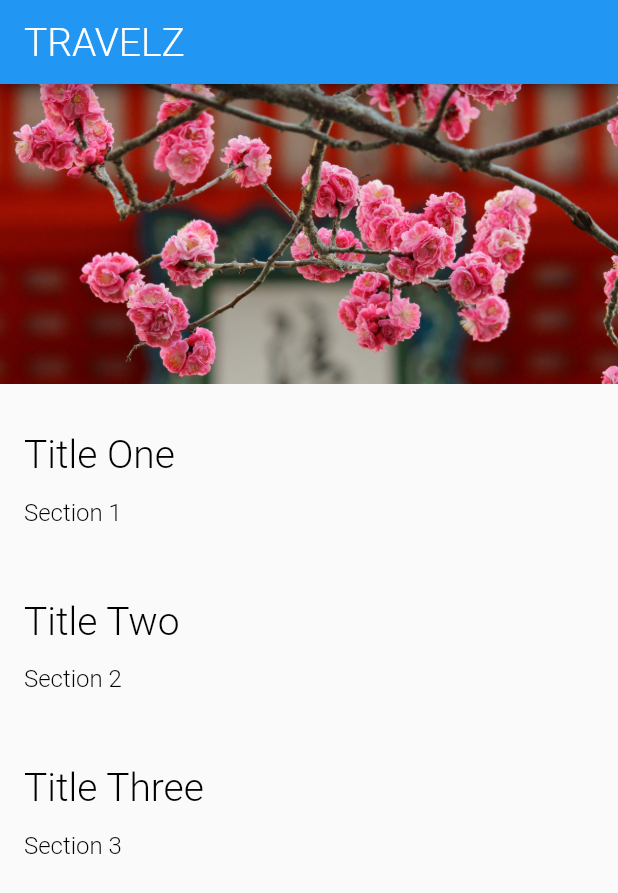
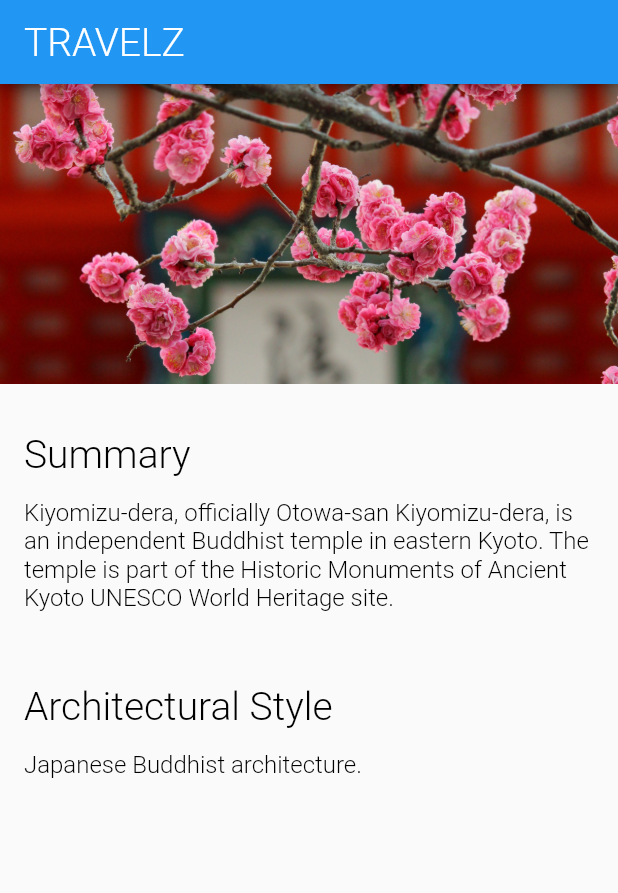
Before and after one commit to jetrotullroa/learn_flutter, a Flutter app: the screen it shows after launch, on a phone screen of 412 x 824 dp. Shown: the top 893 px of the screen. Run offline on Flutter 3.47's test engine with Material 2 defaults, Android fonts, the phone set to English and light mode, and no system bars; Roboto replaces fonts that are missing (Monsterrat).

Commit message:
Locations and Location Detail

```diff
--- /dev/null
+++ b/lib/models/location.dart
@@ -0,0 +1,32 @@
+import 'package:travel_app/models/location_fact.dart';
+
+class Location {
+  final int id;
+  String name;
+  String imagePath;
+  final List<LocationFact> facts;
+
+  Location(this.id, this.name, this.imagePath, this.facts);
+
+  static List<Location> fetchAll() {
+    return [
+      Location(1, 'Kiyomizu-dera', 'assets/images/kiyomizu-dera.jpg', [
+        LocationFact('Summary',
+            'Kiyomizu-dera, officially Otowa-san Kiyomizu-dera, is an independent Buddhist temple in eastern Kyoto. The temple is part of the Historic Monuments of Ancient Kyoto UNESCO World Heritage site.'),
+        LocationFact('Architectural Style', 'Japanese Buddhist architecture.'),
+      ]),
+      Location(2, 'Mount Fuji', 'assets/images/fuji.jpg', [
+        LocationFact('Summary',
+            'Japan’s Mt. Fuji is an active volcano about 100 kilometers southwest of Tokyo. Commonly called “Fuji-san,” it’s the country’s tallest peak, at 3,776 meters. A pilgrimage site for centuries, it’s considered one of Japan’s 3 sacred mountains, and summit hikes remain a popular activity. Its iconic profile is the subject of numerous works of art, notably Edo Period prints by Hokusai and Hiroshige.'),
+        LocationFact('Did You Know',
+            'There are three cities that surround Mount Fuji: Gotemba, Fujiyoshida and Fujinomiya.'),
+      ]),
+      Location(3, 'Arashiyama Bamboo Grove', 'assets/images/arashiyama.jpg', [
+        LocationFact('Summary',
+            'While we could go on about the ethereal glow and seemingly endless heights of this bamboo grove on the outskirts of Kyoto, the sight\'s pleasures extend beyond the visual realm.'),
+        LocationFact('How to Get There',
+            'Kyoto airport, with several terminals, is located 16 kilometres south of the city and is also known as Kyoto. Kyoto can also be reached by transport links from other regional airports.'),
+      ]),
+    ];
+  }
+}
--- /dev/null
+++ b/lib/models/location_fact.dart
@@ -0,0 +1,6 @@
+class LocationFact {
+  final String title;
+  final String text;
+
+  LocationFact(this.title, this.text);
+}
--- a/lib/screens/location_detail/location_detail.dart
+++ b/lib/screens/location_detail/location_detail.dart
@@ -1,19 +1,24 @@
 import 'package:flutter/material.dart';
+import 'package:travel_app/models/location.dart';
 import 'package:travel_app/screens/location_detail/image_banner.dart';
 import 'package:travel_app/screens/location_detail/text_section.dart';
 
 class LocationDetail extends StatelessWidget {
   @override
   Widget build(BuildContext context) {
+    final locations = Location.fetchAll();
+    final location = locations.first;
+
     return Column(
-      mainAxisAlignment: MainAxisAlignment.start,
-      crossAxisAlignment: CrossAxisAlignment.stretch,
-      children: [
-        ImageBanner("assets/images/kiyomizu-dera.jpg"),
-        TextSection("Title One", "Section 1"),
-        TextSection("Title Two", "Section 2"),
-        TextSection("Title Three", "Section 3"),
-      ],
-    );
+        mainAxisAlignment: MainAxisAlignment.start,
+        crossAxisAlignment: CrossAxisAlignment.stretch,
+        children: [ImageBanner(location.imagePath), ...textSections(location)]);
+  }
+
+  List<Widget> textSections(Location location) {
+    return location.facts
+        .map((locationFact) =>
+            TextSection(locationFact.title, locationFact.text))
+        .toList();
   }
 }
```
Also changed, not shown: assets/images/arashiyama.jpg (added), assets/images/fuji.jpg (added).
